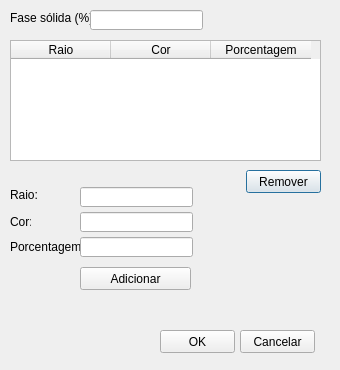
The window that forms/adicaoSistematizadaDeEsferas.ui (lucassimao/Simulacao-Estereologica) describes before a commit, drawn with Qt 5.
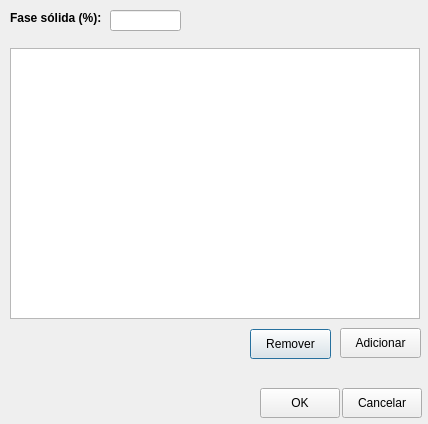
The same window after the commit. Icons and pictures are not drawn.

Commit message: Desenvolvimento da janela de inclusao sistematica de esferas concluido, faltando adicionar as informacoes ao modelo

```diff
--- a/forms/adicaoSistematizadaDeEsferas.ui
+++ b/forms/adicaoSistematizadaDeEsferas.ui
@@ -9,8 +9,8 @@
    <rect>
     <x>0</x>
     <y>0</y>
-    <width>340</width>
-    <height>370</height>
+    <width>428</width>
+    <height>424</height>
    </rect>
   </property>
   <property name="windowTitle">
@@ -21,10 +21,16 @@
     <rect>
      <x>10</x>
      <y>10</y>
-     <width>81</width>
+     <width>91</width>
      <height>16</height>
     </rect>
    </property>
+   <property name="font">
+    <font>
+     <weight>75</weight>
+     <bold>true</bold>
+    </font>
+   </property>
    <property name="text">
     <string>Fase sólida (%):</string>
    </property>
@@ -32,114 +38,23 @@
   <widget class="QLineEdit" name="textFaseSolida">
    <property name="geometry">
     <rect>
-     <x>90</x>
+     <x>110</x>
      <y>10</y>
-     <width>113</width>
-     <height>20</height>
-    </rect>
-   </property>
-  </widget>
-  <widget class="QTableWidget" name="tableEspecificacao">
-   <property name="geometry">
-    <rect>
-     <x>10</x>
-     <y>40</y>
-     <width>311</width>
-     <height>121</height>
-    </rect>
-   </property>
-   <column>
-    <property name="text">
-     <string>Raio</string>
-    </property>
-   </column>
-   <column>
-    <property name="text">
-     <string>Cor</string>
-    </property>
-   </column>
-   <column>
-    <property name="text">
-     <string>Porcentagem</string>
-    </property>
-   </column>
-  </widget>
-  <widget class="QLabel" name="label_2">
-   <property name="geometry">
-    <rect>
-     <x>10</x>
-     <y>187</y>
-     <width>31</width>
-     <height>16</height>
-    </rect>
-   </property>
-   <property name="text">
-    <string>Raio:</string>
-   </property>
-  </widget>
-  <widget class="QLabel" name="label_3">
-   <property name="geometry">
-    <rect>
-     <x>10</x>
-     <y>214</y>
-     <width>21</width>
-     <height>16</height>
-    </rect>
-   </property>
-   <property name="text">
-    <string>Cor:</string>
-   </property>
-  </widget>
-  <widget class="QLabel" name="label_4">
-   <property name="geometry">
-    <rect>
-     <x>10</x>
-     <y>239</y>
      <width>71</width>
-     <height>16</height>
+     <height>21</height>
     </rect>
    </property>
    <property name="text">
-    <string>Porcentagem:</string>
-   </property>
-  </widget>
-  <widget class="QLineEdit" name="textRaio">
-   <property name="geometry">
-    <rect>
-     <x>80</x>
-     <y>187</y>
-     <width>113</width>
-     <height>20</height>
-    </rect>
-   </property>
-  </widget>
-  <widget class="QLineEdit" name="lineEdit_3">
-   <property name="geometry">
-    <rect>
-     <x>80</x>
-     <y>212</y>
-     <width>113</width>
-     <height>20</height>
-    </rect>
-   </property>
-  </widget>
-  <widget class="QLineEdit" name="textPorcentagemEsfera">
-   <property name="geometry">
-    <rect>
-     <x>80</x>
-     <y>237</y>
-     <width>113</width>
-     <height>20</height>
-    </rect>
+    <string/>
    </property>
   </widget>
   <widget class="QPushButton" name="btnRemover">
    <property name="geometry">
     <rect>
-     <x>246</x>
-     <y>170</y>
-     <width>75</width>
-     <height>23</height>
+     <x>250</x>
+     <y>329</y>
+     <width>81</width>
+     <height>30</height>
     </rect>
    </property>
    <property name="text">
@@ -149,10 +64,10 @@
   <widget class="QPushButton" name="btnAdicionar">
    <property name="geometry">
     <rect>
-     <x>80</x>
-     <y>267</y>
-     <width>111</width>
-     <height>23</height>
+     <x>340</x>
+     <y>328</y>
+     <width>81</width>
+     <height>30</height>
     </rect>
    </property>
    <property name="text">
@@ -162,10 +77,10 @@
   <widget class="QPushButton" name="btnOK">
    <property name="geometry">
     <rect>
-     <x>160</x>
-     <y>330</y>
-     <width>75</width>
-     <height>23</height>
+     <x>260</x>
+     <y>388</y>
+     <width>80</width>
+     <height>30</height>
     </rect>
    </property>
    <property name="text">
@@ -175,16 +90,26 @@
   <widget class="QPushButton" name="btnCancelar">
    <property name="geometry">
     <rect>
-     <x>240</x>
-     <y>330</y>
-     <width>75</width>
-     <height>23</height>
+     <x>342</x>
+     <y>388</y>
+     <width>80</width>
+     <height>30</height>
     </rect>
    </property>
    <property name="text">
     <string>Cancelar</string>
    </property>
   </widget>
+  <widget class="QTableView" name="tableEspecificacao">
+   <property name="geometry">
+    <rect>
+     <x>10</x>
+     <y>48</y>
+     <width>410</width>
+     <height>271</height>
+    </rect>
+   </property>
+  </widget>
  </widget>
  <resources/>
  <connections/>
```
Left out of the diff: 95 changed lines with no effect on the pictures. The commit also changes 13 other files.
